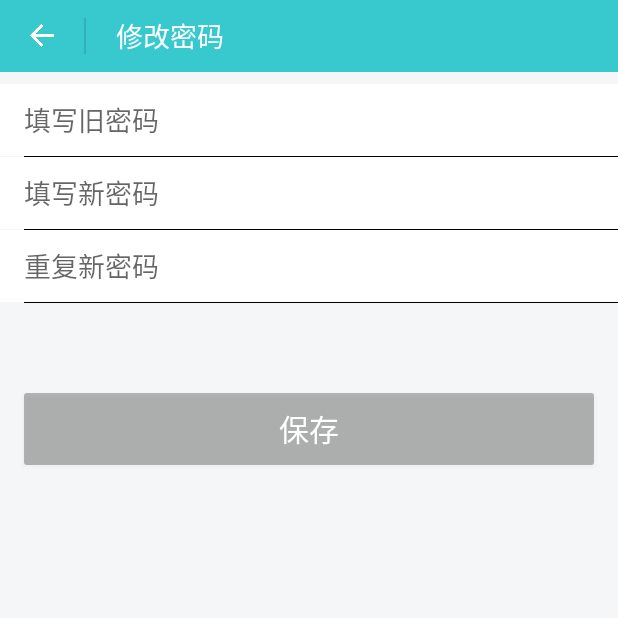
After one commit to HaapyDeng/KnowledgeTree, an Android app: the FixPasswordActivity screen opened directly, with no data from a screen before it, on a phone screen of 412 x 824 dp, the top half of it. The commit adds this screen. Run offline under Robolectric (Android 15) with nearby library versions, the phone set to English and light mode, and no system bars; our stand-ins replace CircleImageView.

Commit message:
修改密码页面

```diff
--- a/app/src/main/AndroidManifest.xml
+++ b/app/src/main/AndroidManifest.xml
@@ -63,7 +63,8 @@
             android:screenOrientation="portrait" />
         <activity
             android:name=".activity.FixNickNameActivity"
-            android:screenOrientation="portrait"></activity>
+            android:screenOrientation="portrait" />
+        <activity android:name=".activity.FixPasswordActivity"></activity>
     </application>
 
 </manifest>
--- /dev/null
+++ b/app/src/main/java/com/max_plus/knowledgetree/activity/FixPasswordActivity.java
@@ -0,0 +1,90 @@
+package com.max_plus.knowledgetree.activity;
+
+import android.app.Activity;
+import android.os.Bundle;
+import android.text.Editable;
+import android.text.InputFilter;
+import android.text.TextWatcher;
+import android.util.Log;
+import android.view.View;
+import android.widget.Button;
+import android.widget.EditText;
+import android.widget.ImageView;
+import android.widget.TextView;
+
+import com.max_plus.knowledgetree.R;
+
+public class FixPasswordActivity extends Activity implements View.OnClickListener, TextWatcher {
+    private ImageView back;
+    private TextView warning_text;
+    private EditText et_old_psd, et_new_psd, et_re_new_psd;
+    private Button fix_psd;
+    private String oldPassword, newPassword, rePassword;
+
+    @Override
+    protected void onCreate(Bundle savedInstanceState) {
+        super.onCreate(savedInstanceState);
+        setContentView(R.layout.activity_fix_password);
+        back = findViewById(R.id.iv_back);
+        back.setOnClickListener(this);
+
+        warning_text = findViewById(R.id.tv_warning);
+        warning_text.setOnClickListener(this);
+
+        et_old_psd = findViewById(R.id.et_inputOld);
+        et_old_psd.addTextChangedListener(this);
+        oldPassword = et_old_psd.getText().toString().trim();
+
+        et_new_psd = findViewById(R.id.et_inputNew);
+        et_new_psd.addTextChangedListener(this);
+        newPassword = et_new_psd.getText().toString().trim();
+
+        et_re_new_psd = findViewById(R.id.et_reInput);
+        et_re_new_psd.addTextChangedListener(this);
+        rePassword = et_re_new_psd.getText().toString().trim();
+
+        fix_psd = findViewById(R.id.btn_fixPassword);
+        fix_psd.setOnClickListener(this);
+    }
+
+    @Override
+    public void onClick(View view) {
+        switch (view.getId()) {
+            case R.id.iv_back:
+                finish();
+                break;
+            case R.id.btn_fixPassword:
+                doFixPassword();
+                break;
+        }
+    }
+
+    private void doFixPassword() {
+
+    }
+
+    @Override
+    public void beforeTextChanged(CharSequence charSequence, int i, int i1, int i2) {
+
+    }
+
+    @Override
+    public void onTextChanged(CharSequence charSequence, int i, int i1, int i2) {
+        oldPassword = et_old_psd.getText().toString().trim();
+        newPassword = et_new_psd.getText().toString().trim();
+        rePassword = et_re_new_psd.getText().toString().trim();
+        if (oldPassword.length() >= 6 && newPassword.length() >= 6 && rePassword.length() >= 6) {
+            fix_psd.setBackgroundResource(R.drawable.shape_corner_blue);
+            fix_psd.setClickable(true);
+            warning_text.setVisibility(View.INVISIBLE);
+        } else {
+            fix_psd.setBackgroundResource(R.drawable.shape_corner_grey);
+            fix_psd.setClickable(false);
+            warning_text.setVisibility(View.VISIBLE);
+        }
+    }
+
+    @Override
+    public void afterTextChanged(Editable editable) {
+    }
+}
--- a/app/src/main/java/com/max_plus/knowledgetree/activity/MyFragment.java
+++ b/app/src/main/java/com/max_plus/knowledgetree/activity/MyFragment.java
@@ -71,7 +71,7 @@ public class MyFragment extends Fragment implements View.OnClickListener {
     private String nickName, mobile, email;
     private String avatarPath;
     private Bitmap bitmap1;
-    private TextView tv_nickName, tv_fixNickeName;
+    private TextView tv_nickName, tv_fixNickeName, tv_fixPassword;
     public final static int FIX_NICK_NAME = 5;
 
     // TODO: Rename and change types and number of parameters
@@ -96,6 +96,8 @@ public class MyFragment extends Fragment implements View.OnClickListener {
         tv_nickName = mRootView.findViewById(R.id.tv_nickName);
         tv_fixNickeName = mRootView.findViewById(R.id.tv_fixNickeName);
         tv_fixNickeName.setOnClickListener(this);
+        tv_fixPassword = mRootView.findViewById(R.id.tv_fixPassword);
+        tv_fixPassword.setOnClickListener(this);
     }
 
     @Override
@@ -211,6 +213,12 @@ public class MyFragment extends Fragment implements View.OnClickListener {
                 Intent nickIntent = new Intent();
                 nickIntent.setClass(getActivity(), FixNickNameActivity.class);
                 startActivityForResult(nickIntent, FIX_NICK_NAME);
+                break;
+            case R.id.tv_fixPassword:
+                Intent fpIntent = new Intent();
+                fpIntent.setClass(getActivity(), FixPasswordActivity.class);
+                startActivity(fpIntent);
+                break;
         }
     }
 
--- /dev/null
+++ b/app/src/main/res/layout/activity_fix_password.xml
@@ -0,0 +1,129 @@
+<?xml version="1.0" encoding="utf-8"?>
+<LinearLayout xmlns:android="http://schemas.android.com/apk/res/android"
+    xmlns:tools="http://schemas.android.com/tools"
+    android:layout_width="match_parent"
+    android:layout_height="match_parent"
+    android:background="#FFF5F6F7"
+    android:orientation="vertical"
+    tools:context="com.max_plus.knowledgetree.activity.FixPasswordActivity">
+
+    <LinearLayout
+        android:layout_width="match_parent"
+        android:layout_height="48dp"
+        android:background="#FF37C9CE"
+        android:orientation="horizontal">
+
+        <ImageView
+            android:id="@+id/iv_back"
+            android:layout_width="wrap_content"
+            android:layout_height="wrap_content"
+            android:layout_gravity="center"
+            android:layout_marginLeft="16dp"
+            android:background="@drawable/common_ic_exit" />
+
+        <ImageView
+            android:layout_width="1dp"
+            android:layout_height="24dp"
+            android:layout_gravity="center"
+            android:layout_marginLeft="16.3dp"
+            android:background="#1F000000" />
+
+        <TextView
+            android:layout_width="wrap_content"
+            android:layout_height="match_parent"
+            android:layout_marginLeft="20dp"
+            android:gravity="center"
+            android:text="@string/change_password"
+            android:textColor="#FFFFFFFF"
+            android:textSize="18dp" />
+    </LinearLayout>
+
+    <ImageView
+        android:layout_width="match_parent"
+        android:layout_height="8dp" />
+
+    <EditText
+        android:id="@+id/et_inputOld"
+        android:layout_width="match_parent"
+        android:layout_height="48dp"
+        android:background="#FFFFFF"
+        android:drawablePadding="10dp"
+        android:hint="@string/input_old_password"
+        android:maxLength="20"
+        android:paddingLeft="16dp"
+        android:singleLine="true"
+        android:textColor="@color/input_text" />
+
+    <ImageView
+        android:layout_width="match_parent"
+        android:layout_height="0.5dp"
+        android:layout_marginLeft="16dp"
+        android:background="#FF000000" />
+
+    <EditText
+        android:id="@+id/et_inputNew"
+        android:layout_width="match_parent"
+        android:layout_height="48dp"
+        android:background="#FFFFFF"
+        android:drawablePadding="10dp"
+        android:hint="@string/input_new_password"
+        android:maxLength="20"
+        android:paddingLeft="16dp"
+        android:singleLine="true"
+        android:textColor="@color/input_text" />
+
+    <ImageView
+        android:layout_width="match_parent"
+        android:layout_height="0.5dp"
+        android:layout_marginLeft="16dp"
+        android:background="#FF000000" />
+
+    <EditText
+        android:id="@+id/et_reInput"
+        android:layout_width="match_parent"
+        android:layout_height="48dp"
+        android:background="#FFFFFF"
+        android:drawablePadding="10dp"
+        android:hint="@string/re_input_new_password"
+        android:maxLength="20"
+        android:paddingLeft="16dp"
+        android:singleLine="true"
+        android:textColor="@color/input_text" />
+
+    <ImageView
+        android:layout_width="match_parent"
+        android:layout_height="0.5dp"
+        android:layout_marginLeft="16dp"
+        android:background="#FF000000" />
+
+    <ImageView
+        android:layout_width="match_parent"
+        android:layout_height="8dp" />
+
+    <TextView
+        android:id="@+id/tv_warning"
+        android:layout_width="match_parent"
+        android:layout_height="wrap_content"
+        android:gravity="center"
+        android:hint="@string/more_than_6_string"
+        android:maxLength="40"
+        android:singleLine="true"
+        android:textColor="#8A353535"
+        android:textSize="16dp"
+        android:visibility="invisible" />
+
+    <ImageView
+        android:layout_width="match_parent"
+        android:layout_height="28dp" />
+
+    <Button
+        android:id="@+id/btn_fixPassword"
+        android:layout_width="match_parent"
+        android:layout_height="48dp"
+        android:layout_marginLeft="16dp"
+        android:layout_marginRight="16dp"
+        android:background="@drawable/shape_corner_grey"
+        android:text="@string/save"
+        android:textColor="#FFFFFFFF"
+        android:textSize="20dp" />
+</LinearLayout>
--- a/app/src/main/res/layout/fragment_my.xml
+++ b/app/src/main/res/layout/fragment_my.xml
@@ -86,6 +86,7 @@
                 android:background="#FF000000" />
 
             <TextView
+                android:id="@+id/tv_fixPassword"
                 android:layout_width="match_parent"
                 android:layout_height="match_parent"
                 android:layout_weight="1"
--- a/app/src/main/res/values/strings.xml
+++ b/app/src/main/res/values/strings.xml
@@ -47,6 +47,10 @@
     <string name="just_10_string">仅支持输入10个字符</string>
     <string name="fix_success">修改昵称成功</string>
     <string name="fix_fail">修改失败</string>
+    <string name="input_old_password">填写旧密码</string>
+    <string name="input_new_password">填写新密码</string>
+    <string name="re_input_new_password">重复新密码</string>
+    <string name="more_than_6_string">请至少输入6位字符</string>
 
     <!-- Strings related to login -->
     <string name="prompt_email">Email</string>
```
